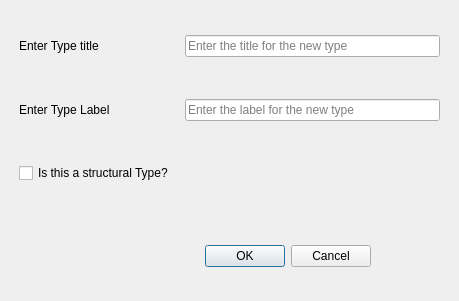
Old version of the form pasta_eln/GUI/ontology_configuration/create_type_dialog.ui in the repository PASTA-ELN/pasta-eln.
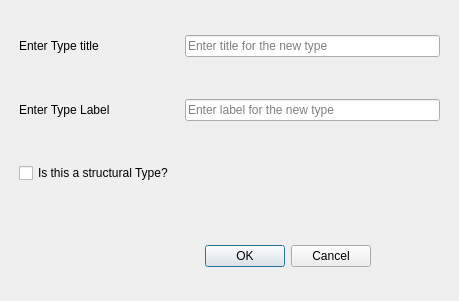
New version of the form.

Commit message: - Corrected the tool tip for the line edits in create_type_dialog.ui - Added validator for the titleLineEdit in create_type_dialog_extended.py - Corrected "link" to "IRI" in the files missed in prior commit - Adjusted the tests for the changes

```diff
--- a/pasta_eln/GUI/ontology_configuration/create_type_dialog.ui
+++ b/pasta_eln/GUI/ontology_configuration/create_type_dialog.ui
@@ -82,7 +82,7 @@
          <string/>
         </property>
         <property name="placeholderText">
-         <string>Enter the title for the new type</string>
+         <string>Enter title for the new type</string>
         </property>
        </widget>
       </item>
@@ -122,7 +122,7 @@
       <item>
        <widget class="QLineEdit" name="labelLineEdit">
         <property name="placeholderText">
-         <string>Enter the label for the new type</string>
+         <string>Enter label for the new type</string>
         </property>
        </widget>
       </item>
```
Left out of the diff: 5 changed lines with no effect on the pictures. The commit also changes 5 other files.
